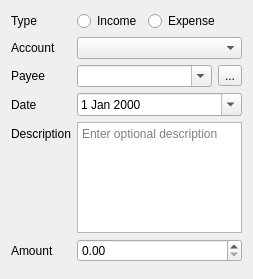
This is src/views/ui_files/dialogs/cash_transaction_dialog.ui in JakubFranek/Kapytal as Qt 5 draws it before an edit. The edited form follows.
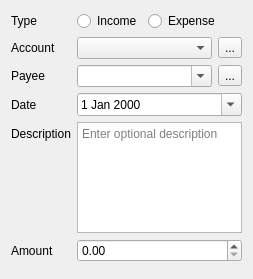
This is the edited form.

Diff of the .ui file:
```diff
--- a/src/views/ui_files/dialogs/cash_transaction_dialog.ui
+++ b/src/views/ui_files/dialogs/cash_transaction_dialog.ui
@@ -77,6 +77,8 @@
       </widget>
      </item>
      <item row="1" column="1">
+      <layout class="QHBoxLayout" name="accountHorizontalLayout">
+       <item>
       <widget class="QComboBox" name="accountsComboBox">
        <property name="sizePolicy">
         <sizepolicy hsizetype="Preferred" vsizetype="Fixed">
@@ -92,6 +94,15 @@
        </property>
       </widget>
      </item>
+       <item>
+        <widget class="QToolButton" name="accountsToolButton">
+         <property name="text">
+          <string>...</string>
+         </property>
+        </widget>
+       </item>
+      </layout>
+     </item>
      <item row="2" column="0">
       <widget class="QLabel" name="payeeLabel">
        <property name="text">
```
Left out of the diff: 6 changed lines with no effect on the pictures. Lines whose indentation alone changed are shown as unchanged.
